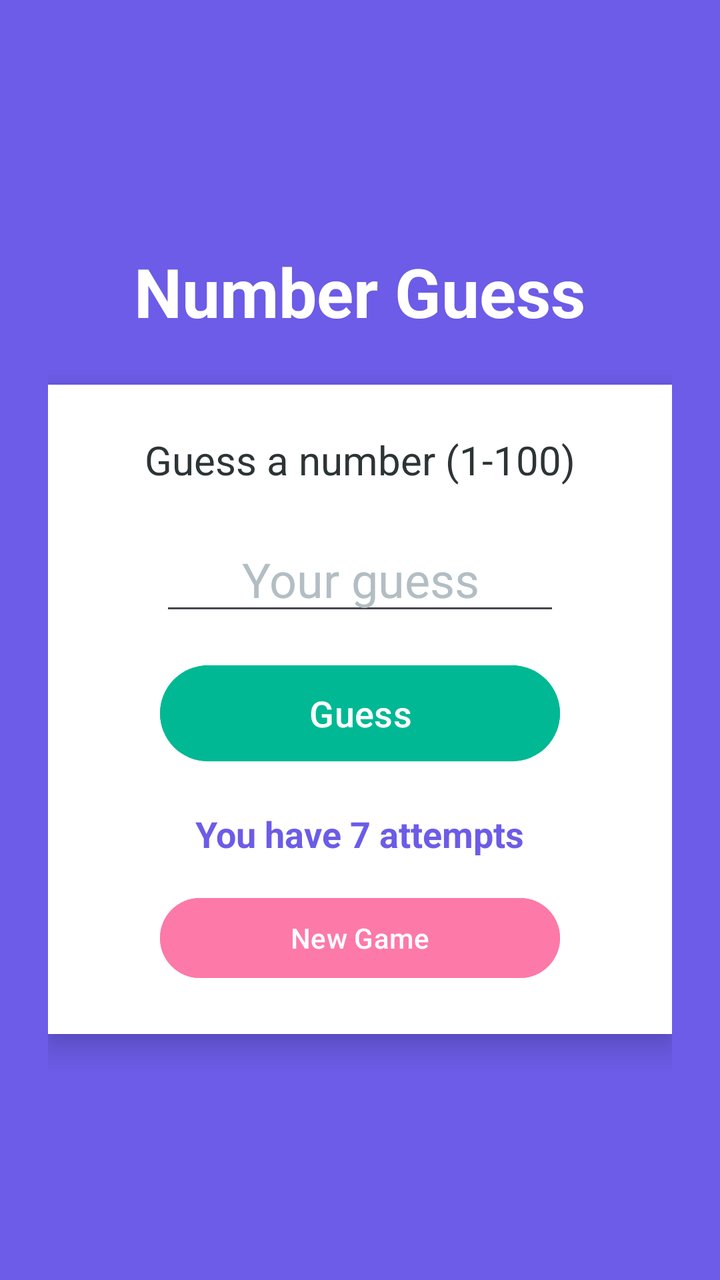
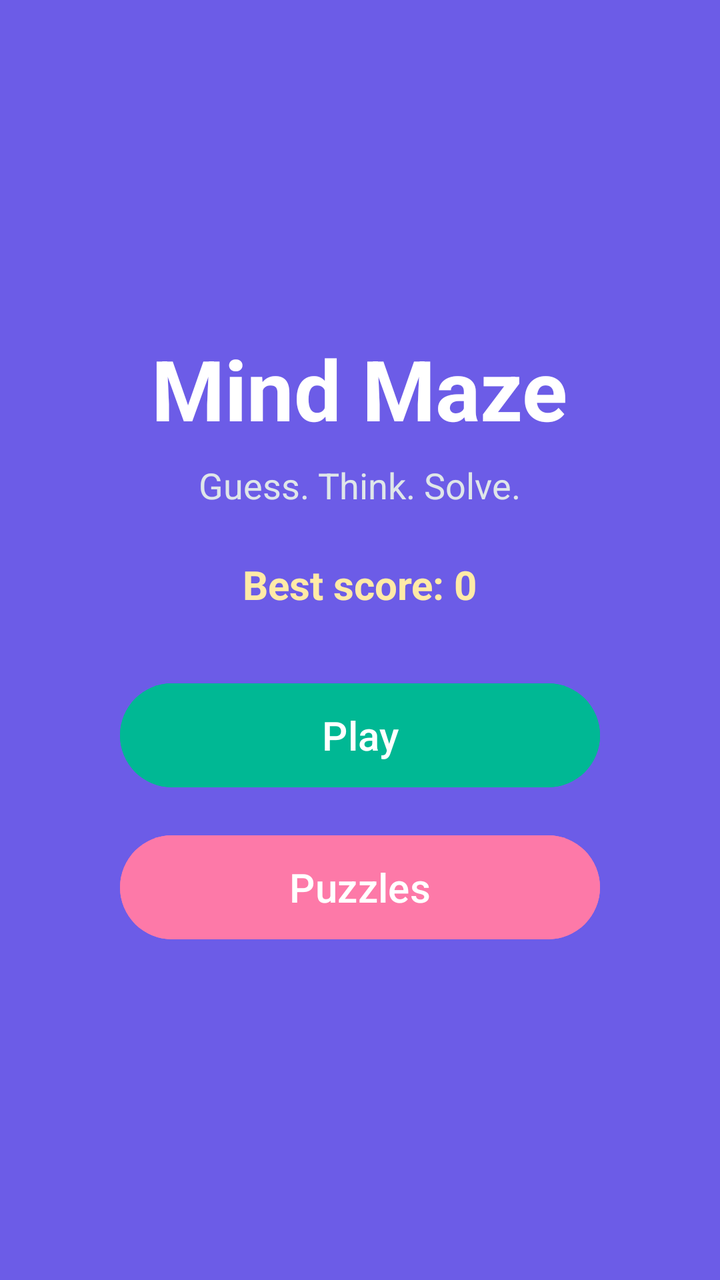

Two renders of the same Android screen: before a commit and after it. Below are the layout's source before the change and the commit's diff.
<!-- AndroidManifest.xml: application theme Theme.GuessGame -->
<!-- res/layout/activity_main.xml -->
<?xml version="1.0" encoding="utf-8"?>
<LinearLayout xmlns:android="http://schemas.android.com/apk/res/android"
    android:id="@+id/main"
    android:layout_width="match_parent"
    android:layout_height="match_parent"
    android:background="#6C5CE7"
    android:gravity="center"
    android:orientation="vertical"
    android:padding="24dp">

    <TextView
        android:layout_width="wrap_content"
        android:layout_height="wrap_content"
        android:text="Number Guess"
        android:textColor="#FFFFFF"
        android:textSize="34sp"
        android:textStyle="bold" />

    <LinearLayout
        android:layout_width="match_parent"
        android:layout_height="wrap_content"
        android:layout_marginTop="24dp"
        android:background="#FFFFFF"
        android:elevation="8dp"
        android:gravity="center"
        android:orientation="vertical"
        android:padding="24dp">

        <TextView
            android:id="@+id/titleText"
            android:layout_width="wrap_content"
            android:layout_height="wrap_content"
            android:text="Guess a number (1-100)"
            android:textColor="#2D3436"
            android:textSize="20sp" />

        <EditText
            android:id="@+id/guessInput"
            android:layout_width="200dp"
            android:layout_height="wrap_content"
            android:layout_marginTop="20dp"
            android:gravity="center"
            android:hint="Your guess"
            android:inputType="number"
            android:textColor="#2D3436"
            android:textColorHint="#B2BEC3"
            android:textSize="24sp" />

        <Button
            android:id="@+id/guessButton"
            android:layout_width="200dp"
            android:layout_height="56dp"
            android:layout_marginTop="16dp"
            android:backgroundTint="#00B894"
            android:text="Guess"
            android:textColor="#FFFFFF"
            android:textSize="18sp" />

        <TextView
            android:id="@+id/resultText"
            android:layout_width="wrap_content"
            android:layout_height="wrap_content"
            android:layout_marginTop="20dp"
            android:text="You have 7 attempts"
            android:textColor="#6C5CE7"
            android:textSize="18sp"
            android:textStyle="bold" />

        <Button
            android:id="@+id/restartButton"
            android:layout_width="200dp"
            android:layout_height="48dp"
            android:layout_marginTop="16dp"
            android:backgroundTint="#FD79A8"
            android:text="New Game"
            android:textColor="#FFFFFF" />
    </LinearLayout>
</LinearLayout>
<!-- resources referenced by this layout -->
<resources>
  <style name="Theme.GuessGame" parent="Base.Theme.GuessGame" />
  <style name="Base.Theme.GuessGame" parent="Theme.Material3.DayNight.NoActionBar">
          
          
      </style>
</resources>

<!-- the commit's change to res/layout/activity_main.xml (unified diff, before → after) -->
@@ -1,78 +1,292 @@
 <?xml version="1.0" encoding="utf-8"?>
-<LinearLayout xmlns:android="http://schemas.android.com/apk/res/android"
+<FrameLayout xmlns:android="http://schemas.android.com/apk/res/android"
     android:id="@+id/main"
     android:layout_width="match_parent"
     android:layout_height="match_parent"
-    android:background="#6C5CE7"
-    android:gravity="center"
-    android:orientation="vertical"
-    android:padding="24dp">
-
-    <TextView
-        android:layout_width="wrap_content"
-        android:layout_height="wrap_content"
-        android:text="Number Guess"
-        android:textColor="#FFFFFF"
-        android:textSize="34sp"
-        android:textStyle="bold" />
-
-    <LinearLayout
-        android:layout_width="match_parent"
-        android:layout_height="wrap_content"
-        android:layout_marginTop="24dp"
-        android:background="#FFFFFF"
-        android:elevation="8dp"
+    android:background="#6C5CE7">
+
+    <LinearLayout
+        android:id="@+id/homeScreen"
+        android:layout_width="match_parent"
+        android:layout_height="match_parent"
         android:gravity="center"
         android:orientation="vertical"
         android:padding="24dp">
 
         <TextView
-            android:id="@+id/titleText"
-            android:layout_width="wrap_content"
-            android:layout_height="wrap_content"
-            android:text="Guess a number (1-100)"
-            android:textColor="#2D3436"
+            android:layout_width="wrap_content"
+            android:layout_height="wrap_content"
+            android:text="Mind Maze"
+            android:textColor="#FFFFFF"
+            android:textSize="42sp"
+            android:textStyle="bold" />
+
+        <TextView
+            android:layout_width="wrap_content"
+            android:layout_height="wrap_content"
+            android:layout_marginTop="8dp"
+            android:text="Guess. Think. Solve."
+            android:textColor="#DFE6E9"
+            android:textSize="18sp" />
+
+        <TextView
+            android:id="@+id/bestText"
+            android:layout_width="wrap_content"
+            android:layout_height="wrap_content"
+            android:layout_marginTop="24dp"
+            android:text="Best score: 0"
+            android:textColor="#FFEAA7"
+            android:textSize="20sp"
+            android:textStyle="bold" />
+
+        <Button
+            android:id="@+id/playButton"
+            android:layout_width="240dp"
+            android:layout_height="60dp"
+            android:layout_marginTop="32dp"
+            android:backgroundTint="#00B894"
+            android:text="Play"
             android:textSize="20sp" />
 
-        <EditText
-            android:id="@+id/guessInput"
-            android:layout_width="200dp"
-            android:layout_height="wrap_content"
-            android:layout_marginTop="20dp"
-            android:gravity="center"
-            android:hint="Your guess"
-            android:inputType="number"
-            android:textColor="#2D3436"
-            android:textColorHint="#B2BEC3"
-            android:textSize="24sp" />
-
-        <Button
-            android:id="@+id/guessButton"
-            android:layout_width="200dp"
-            android:layout_height="56dp"
-            android:layout_marginTop="16dp"
-            android:backgroundTint="#00B894"
-            android:text="Guess"
-            android:textColor="#FFFFFF"
-            android:textSize="18sp" />
-
-        <TextView
-            android:id="@+id/resultText"
-            android:layout_width="wrap_content"
-            android:layout_height="wrap_content"
-            android:layout_marginTop="20dp"
-            android:text="You have 7 attempts"
-            android:textColor="#6C5CE7"
-            android:textSize="18sp"
-            android:textStyle="bold" />
-
-        <Button
-            android:id="@+id/restartButton"
-            android:layout_width="200dp"
-            android:layout_height="48dp"
+        <Button
+            android:id="@+id/puzzleButton"
+            android:layout_width="240dp"
+            android:layout_height="60dp"
             android:layout_marginTop="16dp"
             android:backgroundTint="#FD79A8"
-            android:text="New Game"
-            android:textColor="#FFFFFF" />
-    </LinearLayout>
-</LinearLayout>
+            android:text="Puzzles"
+            android:textSize="20sp" />
+    </LinearLayout>
+
+    <LinearLayout
+        android:id="@+id/levelScreen"
+        android:layout_width="match_parent"
+        android:layout_height="match_parent"
+        android:gravity="center"
+        android:orientation="vertical"
+        android:padding="24dp"
+        android:visibility="gone">
+
+        <TextView
+            android:layout_width="wrap_content"
+            android:layout_height="wrap_content"
+            android:text="Choose level"
+            android:textColor="#FFFFFF"
+            android:textSize="32sp"
+            android:textStyle="bold" />
+
+        <Button
+            android:id="@+id/easyButton"
+            android:layout_width="260dp"
+            android:layout_height="56dp"
+            android:layout_marginTop="24dp"
+            android:backgroundTint="#00B894"
+            android:text="Easy (1-50)" />
+
+        <Button
+            android:id="@+id/mediumButton"
+            android:layout_width="260dp"
+            android:layout_height="56dp"
+            android:layout_marginTop="12dp"
+            android:backgroundTint="#0984E3"
+            android:text="Medium (1-100)" />
+
+        <Button
+            android:id="@+id/hardButton"
+            android:layout_width="260dp"
+            android:layout_height="56dp"
+            android:layout_marginTop="12dp"
+            android:backgroundTint="#E17055"
+            android:text="Hard (1-500)" />
+
+        <Button
+            android:id="@+id/expertButton"
+            android:layout_width="260dp"
+            android:layout_height="56dp"
+            android:layout_marginTop="12dp"
+            android:backgroundTint="#D63031"
+            android:text="Expert (1-1000)" />
+
+        <Button
+            android:id="@+id/levelBackButton"
+            android:layout_width="260dp"
+            android:layout_height="48dp"
+            android:layout_marginTop="24dp"
+            android:backgroundTint="#636E72"
+            android:text="Back" />
+    </LinearLayout>
+
+    <LinearLayout
+        android:id="@+id/gameScreen"
+        android:layout_width="match_parent"
+        android:layout_height="match_parent"
+        android:gravity="center"
+        android:orientation="vertical"
+        android:padding="24dp"
+        android:visibility="gone">
+
+        <TextView
+            android:id="@+id/levelLabel"
+            android:layout_width="wrap_content"
+            android:layout_height="wrap_content"
+            android:text="Level"
+            android:textColor="#FFFFFF"
+            android:textSize="30sp"
+            android:textStyle="bold" />
+
+        <LinearLayout
+            android:layout_width="match_parent"
+            android:layout_height="wrap_content"
+            android:layout_marginTop="20dp"
+            android:background="#FFFFFF"
+            android:elevation="8dp"
+            android:gravity="center"
+            android:orientation="vertical"
+            android:padding="24dp">
+
+            <TextView
+                android:id="@+id/titleText"
+                android:layout_width="wrap_content"
+                android:layout_height="wrap_content"
+                android:text="Guess"
+                android:textColor="#2D3436"
+                android:textSize="20sp" />
+
+            <EditText
+                android:id="@+id/guessInput"
+                android:layout_width="200dp"
+                android:layout_height="wrap_content"
+                android:layout_marginTop="16dp"
+                android:gravity="center"
+                android:hint="Your guess"
+                android:inputType="number"
+                android:textColor="#2D3436"
+                android:textColorHint="#B2BEC3"
+                android:textSize="24sp" />
+
+            <Button
+                android:id="@+id/guessButton"
+                android:layout_width="200dp"
+                android:layout_height="56dp"
+                android:layout_marginTop="12dp"
+                android:backgroundTint="#00B894"
+                android:text="Guess"
+                android:textColor="#FFFFFF" />
+
+            <TextView
+                android:id="@+id/resultText"
+                android:layout_width="wrap_content"
+                android:layout_height="wrap_content"
+                android:layout_marginTop="16dp"
+                android:gravity="center"
+                android:text="Result"
+                android:textColor="#6C5CE7"
+                android:textSize="18sp"
+                android:textStyle="bold" />
+
+            <Button
+                android:id="@+id/restartButton"
+                android:layout_width="200dp"
+                android:layout_height="48dp"
+                android:layout_marginTop="12dp"
+                android:backgroundTint="#FD79A8"
+                android:text="New Game"
+                android:textColor="#FFFFFF" />
+
+            <Button
+                android:id="@+id/gameMenuButton"
+                android:layout_width="200dp"
+                android:layout_height="48dp"
+                android:layout_marginTop="8dp"
+                android:backgroundTint="#636E72"
+                android:text="Menu"
+                android:textColor="#FFFFFF" />
+        </LinearLayout>
+    </LinearLayout>
+
+    <LinearLayout
+        android:id="@+id/puzzleScreen"
+        android:layout_width="match_parent"
+        android:layout_height="match_parent"
+        android:gravity="center"
+        android:orientation="vertical"
+        android:padding="24dp"
+        android:visibility="gone">
+
+        <TextView
+            android:layout_width="wrap_content"
+            android:layout_height="wrap_content"
+            android:text="Puzzles"
+            android:textColor="#FFFFFF"
+            android:textSize="32sp"
+            android:textStyle="bold" />
+
+        <LinearLayout
+            android:layout_width="match_parent"
+            android:layout_height="wrap_content"
+            android:layout_marginTop="20dp"
+            android:background="#FFFFFF"
+            android:elevation="8dp"
+            android:gravity="center"
+            android:orientation="vertical"
+            android:padding="24dp">
+
+            <TextView
+                android:id="@+id/puzzleQuestion"
+                android:layout_width="wrap_content"
+                android:layout_height="wrap_content"
+                android:gravity="center"
+                android:text="Question"
+                android:textColor="#2D3436"
+                android:textSize="20sp" />
+
+            <EditText
+                android:id="@+id/puzzleInput"
+                android:layout_width="240dp"
+                android:layout_height="wrap_content"
+                android:layout_marginTop="16dp"
+                android:gravity="center"
+                android:hint="Your answer"
+                android:inputType="text"
+                android:textColor="#2D3436"
+                android:textColorHint="#B2BEC3" />
+
+            <Button
+                android:id="@+id/puzzleAnswerButton"
+                android:layout_width="200dp"
+                android:layout_height="52dp"
+                android:layout_marginTop="12dp"
+                android:backgroundTint="#00B894"
+                android:text="Answer"
+                android:textColor="#FFFFFF" />
+
+            <TextView
+                android:id="@+id/puzzleResult"
+                android:layout_width="wrap_content"
+                android:layout_height="wrap_content"
+                android:layout_marginTop="12dp"
+                android:text=""
+                android:textColor="#6C5CE7"
+                android:textSize="18sp"
+                android:textStyle="bold" />
+
+            <Button
+                android:id="@+id/puzzleSkipButton"
+                android:layout_width="200dp"
+                android:layout_height="44dp"
+                android:layout_marginTop="8dp"
+                android:backgroundTint="#FD79A8"
+                android:text="Skip"
+                android:textColor="#FFFFFF" />
+
+            <Button
+                android:id="@+id/puzzleBackButton"
+                android:layout_width="200dp"
+                android:layout_height="44dp"
+                android:layout_marginTop="8dp"
+                android:backgroundTint="#636E72"
+                android:text="Menu"
+                android:textColor="#FFFFFF" />
+        </LinearLayout>
+    </LinearLayout>
+</FrameLayout>
